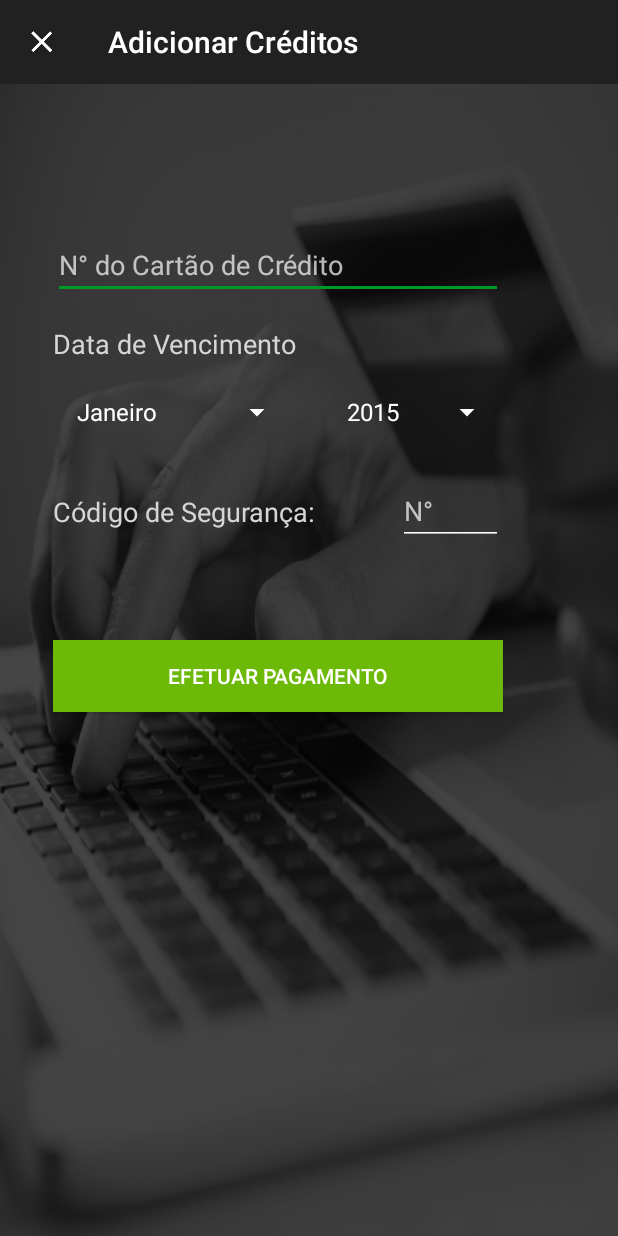
After one commit to URWay/NoCash-App, an Android app: the PagamentoActivity screen opened directly, with no data from a screen before it, on a phone screen of 412 x 824 dp. The commit adds this screen. Run offline under Robolectric (Android 15) with nearby library versions, the phone set to English and light mode, and no system bars.

Commit message:
Pagamento - NoCash

```diff
--- a/app/src/main/AndroidManifest.xml
+++ b/app/src/main/AndroidManifest.xml
@@ -28,7 +28,8 @@
             android:name=".HomeActivity"
             android:screenOrientation="portrait" />
         <activity android:name=".LinkedActivity" />
-        <activity android:name=".CadastroActivity"></activity>
+        <activity android:name=".CadastroActivity" />
+        <activity android:name=".PagamentoActivity"></activity>
     </application>
 
 </manifest>
--- a/app/src/main/java/com/example/luiz1/nocash/ContaFragment.java
+++ b/app/src/main/java/com/example/luiz1/nocash/ContaFragment.java
@@ -7,11 +7,8 @@ import android.view.LayoutInflater;
 import android.view.View;
 import android.view.ViewGroup;
 
-import com.example.luiz1.notecash.R;
 
-/**
- * A simple {@link Fragment} subclass.
- */
+
 public class ContaFragment extends Fragment {
 
 
--- a/app/src/main/java/com/example/luiz1/nocash/HomeActivity.java
+++ b/app/src/main/java/com/example/luiz1/nocash/HomeActivity.java
@@ -227,10 +227,11 @@ public class HomeActivity extends AppCompatActivity
         } else if (id == R.id.nav_conta) {
 
             getSupportActionBar().setTitle("Minha Conta");
-
+            fragmentClass = ContaFragment.class;
         } else if (id == R.id.nav_transac) {
 
             getSupportActionBar().setTitle("Minhas Transações");
+
         } else if (id == R.id.nav_login){
              getSupportActionBar().setTitle("Login");
 
--- /dev/null
+++ b/app/src/main/java/com/example/luiz1/nocash/PagamentoActivity.java
@@ -0,0 +1,77 @@
+package com.example.luiz1.nocash;
+
+import android.support.v7.app.AppCompatActivity;
+import android.os.Bundle;
+import android.support.v7.widget.Toolbar;
+import android.text.Editable;
+import android.view.View;
+import android.widget.ArrayAdapter;
+import android.widget.EditText;
+import android.widget.Spinner;
+
+import java.lang.reflect.Array;
+import java.util.ArrayList;
+import java.util.List;
+
+
+public class PagamentoActivity extends AppCompatActivity {
+    private EditText txtcard;
+    private Spinner spinmes;
+    private Spinner spinano;
+    private EditText txtcod;
+    private Functions f = new Functions();
+
+    private List<String> mes = new ArrayList<String>();
+    private List<String> anos = new ArrayList<String>();
+    @Override
+    protected void onCreate(Bundle savedInstanceState) {
+        super.onCreate(savedInstanceState);
+        setContentView(R.layout.activity_pagamento);
+
+        // Toolbar
+        Toolbar toolbar = (Toolbar) findViewById(R.id.toolbarnav);
+        toolbar.setTitle("Adicionar Créditos");
+        toolbar.setNavigationIcon(R.drawable.ic_clear_white_24dp);
+
+        setSupportActionBar(toolbar);
+        toolbar.setNavigationOnClickListener(new View.OnClickListener() {
+            @Override
+            public void onClick(View view) {
+                onBackPressed();
+            }
+        });
+
+        txtcard = findViewById(R.id.txtcard);
+        txtcard.addTextChangedListener(Mask.insert("####.####.####.####", txtcard));
+        txtcod = findViewById(R.id.txtcod);
+        txtcod.addTextChangedListener(Mask.insert("###", txtcod));
+
+        spinmes=findViewById(R.id.spinmes);
+        spinano= findViewById(R.id.spinano);
+
+        mes.add("Janeiro");
+        mes.add("Fevereiro");
+        mes.add("Março");
+        mes.add("Abril");
+        mes.add("Maio");
+        mes.add("Junho");
+        mes.add("Julho");
+        mes.add("Agosto");
+        mes.add("Setembro");
+        mes.add("Outubro");
+        mes.add("Novembro");
+        mes.add("Dezembro");
+
+
+        for(int ano = 2015; ano <= 2100; ano++){
+
+            anos.add(Integer.toString(ano));
+        }
+
+        ArrayAdapter<String> adapterSpinner = new ArrayAdapter<String>(PagamentoActivity.this, android.R.layout.simple_list_item_1, mes);
+
+        ArrayAdapter<String> adapterSpinner2 = new ArrayAdapter<String>(this, android.R.layout.simple_list_item_1, anos);
+        spinmes.setAdapter(adapterSpinner);
+        spinano.setAdapter(adapterSpinner2);
+    }
+}
--- a/app/src/main/java/com/example/luiz1/nocash/RecargaFragment.java
+++ b/app/src/main/java/com/example/luiz1/nocash/RecargaFragment.java
@@ -1,6 +1,7 @@
 package com.example.luiz1.nocash;
 
 
+import android.content.Intent;
 import android.os.Bundle;
 import android.support.v4.app.Fragment;
 import android.view.LayoutInflater;
@@ -26,20 +27,14 @@ private TextView txtval;
     }
     private void  AddDez(){
     double soma = 10;
-    double valor = Double.parseDouble(txtval.getText().toString());
-    double total = valor+soma;
-    String totalmax = Double.toString(total);
-
-    txtval.setText(totalmax);
-
+    double val =
     }
 
     @Override
     public View onCreateView(LayoutInflater inflater, ViewGroup container,
                              Bundle savedInstanceState) {
 
-
-        View view = inflater.inflate(R.layout.fragment_recarga, container, false);
+       View view = inflater.inflate(R.layout.fragment_recarga, container, false);
 
         btn10=(Button) view.findViewById(R.id.btn1);
         btn20=(Button) view.findViewById(R.id.btn3);
@@ -47,23 +42,23 @@ private TextView txtval;
         btn100=(Button)view.findViewById(R.id.button5);
         btnconfrecarga = (Button) view.findViewById(R.id.btnconfrecarga);
 
-        txtval = (TextView)view.findViewById(R.id.textView2);
+        txtval = view.findViewById(R.id.textView2);
         btn10.setOnClickListener(new OnClickListener() {
             @Override
             public void onClick(View view) {
-                    AddDez();
+            AddDez();
             }
         });
         btn20.setOnClickListener(new OnClickListener() {
             @Override
             public void onClick(View view) {
-                AddDez();
+
             }
         });
         btn50.setOnClickListener(new OnClickListener() {
             @Override
             public void onClick(View view) {
-                AddDez();
+
             }
         });
         btn100.setOnClickListener(new OnClickListener() {
@@ -76,7 +71,8 @@ private TextView txtval;
         btnconfrecarga.setOnClickListener(new OnClickListener() {
             @Override
             public void onClick(View view) {
-
+                Intent intent = new Intent(getActivity(), PagamentoActivity.class);
+                startActivity(intent);
             }
         });
         return view;
--- a/app/src/main/res/layout/activity_cadastro.xml
+++ b/app/src/main/res/layout/activity_cadastro.xml
@@ -16,9 +16,10 @@
         <RelativeLayout xmlns:android="http://schemas.android.com/apk/res/android"
             xmlns:app="http://schemas.android.com/apk/res-auto"
             xmlns:tools="http://schemas.android.com/tools"
-            android:layout_width="fill_parent"
-            android:layout_height="wrap_content"
-            android:paddingLeft="0dp"
+            android:layout_width="wrap_content"
+            android:layout_height="match_parent"
+
+            android:orientation="vertical"
             android:background="@drawable/bgcadastro"
             tools:context="com.example.luiz1.nocash.CadastroActivity">
 
@@ -171,12 +172,12 @@
 
             <android.support.design.widget.TextInputLayout
                 android:id="@+id/textInputLayoutNumero"
-                android:layout_width="80dp"
+                android:layout_width="70dp"
                 android:layout_height="71dp"
                 android:layout_marginStart="245dp"
                 android:layout_marginTop="410dp"
                 android:textColorHint="#ffffff"
-                android:padding="10dp">
+                android:padding="1dp">
 
                 <android.support.design.widget.TextInputEditText
                     android:id="@+id/txtnumero"
--- /dev/null
+++ b/app/src/main/res/layout/activity_pagamento.xml
@@ -0,0 +1,98 @@
+<?xml version="1.0" encoding="utf-8"?>
+<RelativeLayout xmlns:android="http://schemas.android.com/apk/res/android"
+    xmlns:app="http://schemas.android.com/apk/res-auto"
+    xmlns:tools="http://schemas.android.com/tools"
+    android:layout_width="match_parent"
+    android:layout_height="match_parent"
+    tools:context="com.example.luiz1.nocash.PagamentoActivity"
+    android:background="@drawable/bgpgto">
+
+
+    <android.support.v7.widget.Toolbar
+        android:id="@+id/toolbarnav"
+        android:layout_width="match_parent"
+        android:layout_height="wrap_content"
+        android:layout_alignParentStart="true"
+        android:layout_alignParentTop="true"
+        android:background="?attr/colorPrimary"
+        android:minHeight="?attr/actionBarSize"
+        android:theme="?attr/actionBarTheme" />
+
+
+
+
+    <EditText
+        android:id="@+id/txtcard"
+        android:layout_width="300dp"
+        android:layout_height="wrap_content"
+        android:layout_alignParentStart="true"
+        android:layout_below="@+id/toolbarnav"
+        android:singleLine="true"
+        android:layout_marginStart="35dp"
+        android:layout_marginTop="98dp"
+        android:ems="10"
+        android:hint="N° do Cartão de Crédito"
+        android:inputType="number" />
+
+
+
+    <Spinner
+        android:id="@+id/spinmes"
+        android:layout_width="160dp"
+        android:layout_height="wrap_content"
+        android:layout_alignStart="@+id/txtcard"
+        android:layout_below="@+id/txtcard"
+        android:layout_marginTop="51dp" />
+
+    <Spinner
+        android:id="@+id/spinano"
+        android:layout_width="120dp"
+        android:layout_height="wrap_content"
+        android:layout_alignEnd="@+id/txtcard"
+        android:layout_alignTop="@+id/spinmes" />
+
+    <TextView
+        android:id="@+id/textView4"
+        android:layout_width="wrap_content"
+        android:layout_height="wrap_content"
+        android:layout_above="@+id/spinano"
+        android:layout_alignStart="@+id/spinmes"
+        android:layout_marginBottom="9dp"
+        android:text="Data de Vencimento"
+        android:textColor="@color/button_text_color"
+        android:textSize="18sp" />
+
+    <EditText
+        android:id="@+id/txtcod"
+        android:layout_width="70dp"
+        android:layout_height="wrap_content"
+        android:layout_alignEnd="@+id/spinano"
+        android:layout_below="@+id/spinano"
+        android:layout_marginTop="19dp"
+        android:ems="10"
+        android:hint="N°"
+        android:inputType="number"
+        android:singleLine="true" />
+
+    <TextView
+        android:id="@+id/textView9"
+        android:layout_width="wrap_content"
+        android:layout_height="wrap_content"
+        android:layout_alignBottom="@+id/txtcod"
+        android:layout_alignStart="@+id/spinmes"
+        android:layout_marginBottom="10dp"
+        android:text="Código de Segurança:"
+        android:textColor="@color/button_text_color"
+        android:textSize="18sp" />
+
+    <Button
+        android:id="@+id/button"
+        android:layout_width="300dp"
+        android:layout_height="wrap_content"
+        android:layout_alignStart="@+id/textView9"
+        android:layout_below="@+id/txtcod"
+        android:layout_marginTop="63dp"
+        android:background="#6cb907"
+        android:text="Efetuar Pagamento" />
+
+</RelativeLayout>
```
Also changed, not shown: app/src/main/res/drawable-xhdpi/bgpgto.png (added).
